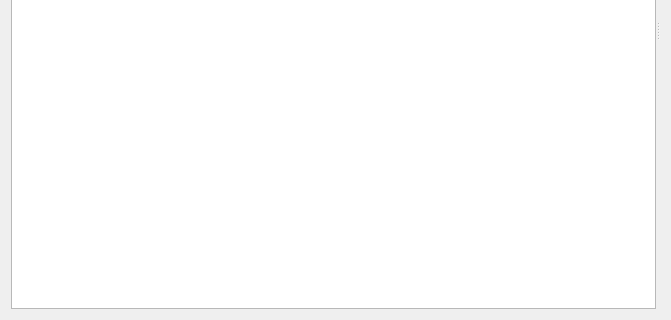
rock-core/tools-syskit, file lib/syskit/gui/orocos_system_builder.ui: the form before one commit; both pictures show x 0 to 671 and y 261 to 581 of the 671 by 581 pixel window.
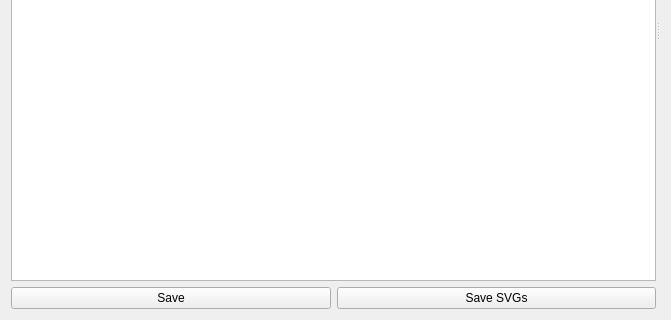
The form after the commit.

What changed in the file:
```diff
--- a/lib/syskit/gui/orocos_system_builder.ui
+++ b/lib/syskit/gui/orocos_system_builder.ui
@@ -65,6 +65,23 @@
          </property>
         </widget>
        </item>
+       <item row="2" column="1">
+        <widget class="QPushButton" name="btnSaveSVG">
+         <property name="text">
+          <string>Save SVGs</string>
+         </property>
+        </widget>
+       </item>
+       <item row="2" column="0">
+        <widget class="QPushButton" name="btnSave">
+         <property name="enabled">
+          <bool>true</bool>
+         </property>
+         <property name="text">
+          <string>Save</string>
+         </property>
+        </widget>
+       </item>
       </layout>
      </widget>
      <widget class="QWidget" name="layoutWidget">
```
